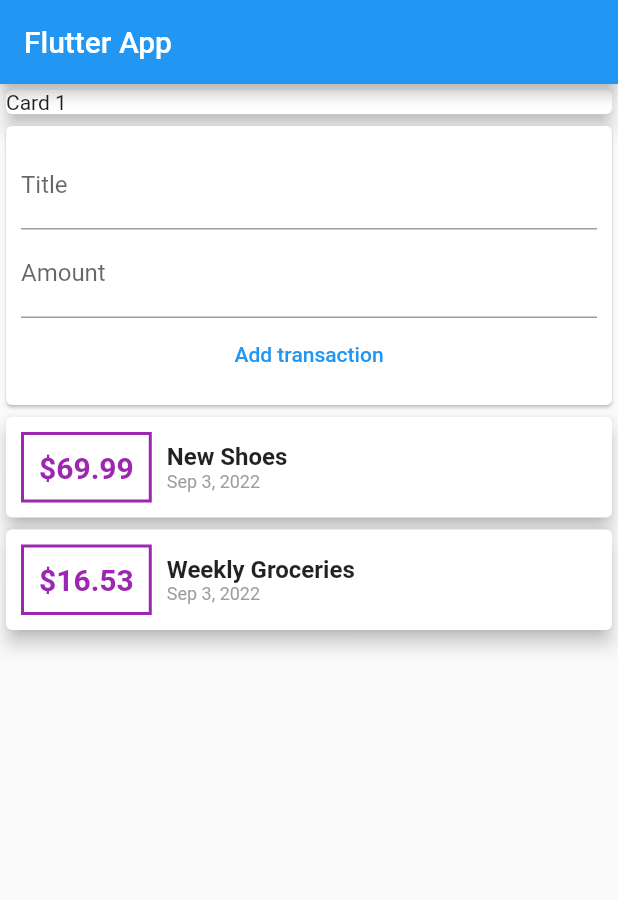
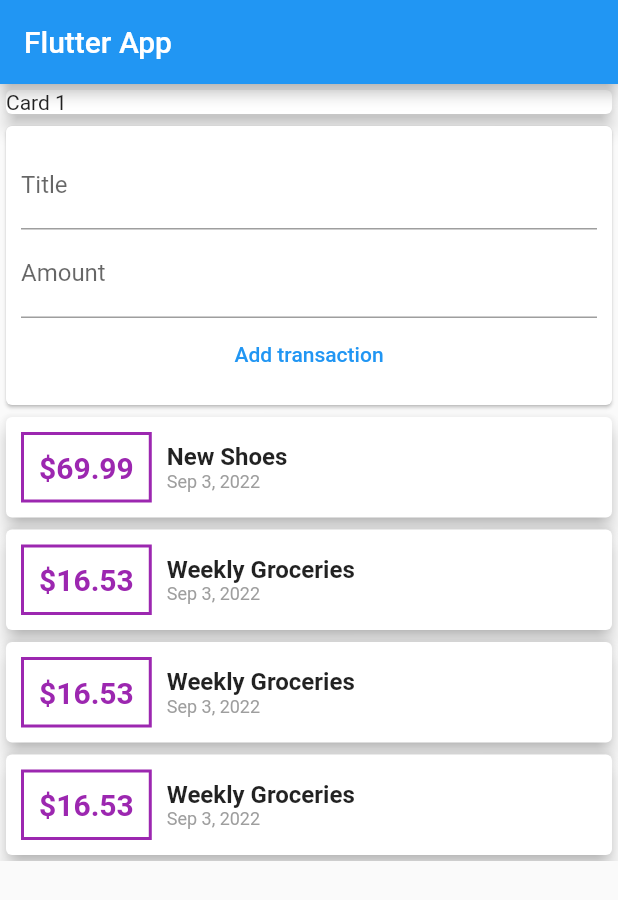
Before and after one commit to Matheus-IT/expenses_planner, a Flutter app: the screen it shows after launch, on a phone screen of 412 x 824 dp. Shown: the top 900 px of the screen. Run offline on Flutter 3.47's test engine with Material 2 defaults, Android fonts, the phone set to English and light mode, and no system bars.

Commit message:
Using list view instead of column

```diff
--- a/lib/main.dart
+++ b/lib/main.dart
@@ -1,5 +1,3 @@
-import 'dart:ffi';
-
 import 'package:expenses_planner/components/transaction_item.dart';
 import 'package:flutter/material.dart';
 import 'package:uuid/uuid.dart';
@@ -42,6 +40,30 @@ class _MyHomePageState extends State<MyHomePage> {
       amount: 16.53,
       date: DateTime.now(),
     ),
+    TransactionModel(
+      id: 't3',
+      title: 'Weekly Groceries',
+      amount: 16.53,
+      date: DateTime.now(),
+    ),
+    TransactionModel(
+      id: 't4',
+      title: 'Weekly Groceries',
+      amount: 16.53,
+      date: DateTime.now(),
+    ),
+    TransactionModel(
+      id: 't5',
+      title: 'Weekly Groceries',
+      amount: 16.53,
+      date: DateTime.now(),
+    ),
+    TransactionModel(
+      id: 't6',
+      title: 'Weekly Groceries',
+      amount: 16.53,
+      date: DateTime.now(),
+    ),
   ];
 
   void handleAddTransaction(String title, String amount) {
@@ -70,10 +92,13 @@ class _MyHomePageState extends State<MyHomePage> {
             ),
           ),
           AddTransactionArea(onSubmit: handleAddTransaction),
-          Column(
-            children: transactions.map((transaction) {
-              return TransactionItem(transactionModel: transaction);
-            }).toList(),
+          Container(
+            height: 300,
+            child: ListView.builder(
+              itemBuilder: (ctx, index) =>
+                  TransactionItem(transactionModel: transactions[index]),
+              itemCount: transactions.length,
+            ),
           ),
         ],
       ),
```
Also changed, not shown: pubspec.lock, 2 other files.
